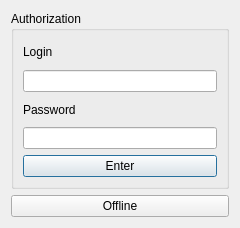
Before: the Qt Designer form Latex-editor/Authorization.ui in Redvin-dt/elephant-editor, drawn with Qt 5.
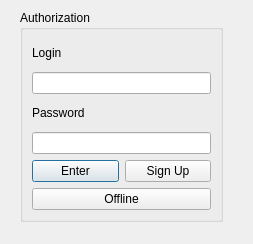
After: the same form once the commit is applied.

```diff
--- a/Latex-editor/Authorization.ui
+++ b/Latex-editor/Authorization.ui
@@ -6,22 +6,26 @@
    <rect>
     <x>0</x>
     <y>0</y>
-    <width>240</width>
-    <height>228</height>
+    <width>253</width>
+    <height>244</height>
    </rect>
   </property>
   <property name="windowTitle">
    <string>Authorization</string>
   </property>
-  <layout class="QVBoxLayout" name="verticalLayout_2">
-   <item>
     <widget class="QGroupBox" name="groupBox">
+   <property name="geometry">
+    <rect>
+     <x>20</x>
+     <y>10</y>
+     <width>203</width>
+     <height>212</height>
+    </rect>
+   </property>
      <property name="title">
       <string>Authorization</string>
      </property>
-     <layout class="QHBoxLayout" name="horizontalLayout">
-      <item>
-       <layout class="QVBoxLayout" name="verticalLayout">
+   <layout class="QVBoxLayout" name="verticalLayout_2">
         <item>
          <widget class="QLabel" name="label">
           <property name="text">
@@ -43,16 +47,24 @@
          <widget class="QLineEdit" name="password"/>
         </item>
         <item>
+     <layout class="QVBoxLayout" name="verticalLayout">
+      <item>
+       <layout class="QHBoxLayout" name="horizontalLayout">
+        <item>
          <widget class="QPushButton" name="Enter_button">
           <property name="text">
            <string>Enter</string>
           </property>
          </widget>
         </item>
-       </layout>
-      </item>
-     </layout>
-    </widget>
+        <item>
+         <widget class="QPushButton" name="SignUp_button">
+          <property name="text">
+           <string>Sign Up</string>
+          </property>
+         </widget>
+        </item>
+       </layout>
    </item>
    <item>
     <widget class="QPushButton" name="Offline_button">
@@ -62,6 +74,9 @@
     </widget>
    </item>
   </layout>
+    </item>
+   </layout>
+  </widget>
  </widget>
  <resources/>
  <connections/>
```
Lines whose indentation alone changed are shown as unchanged.
